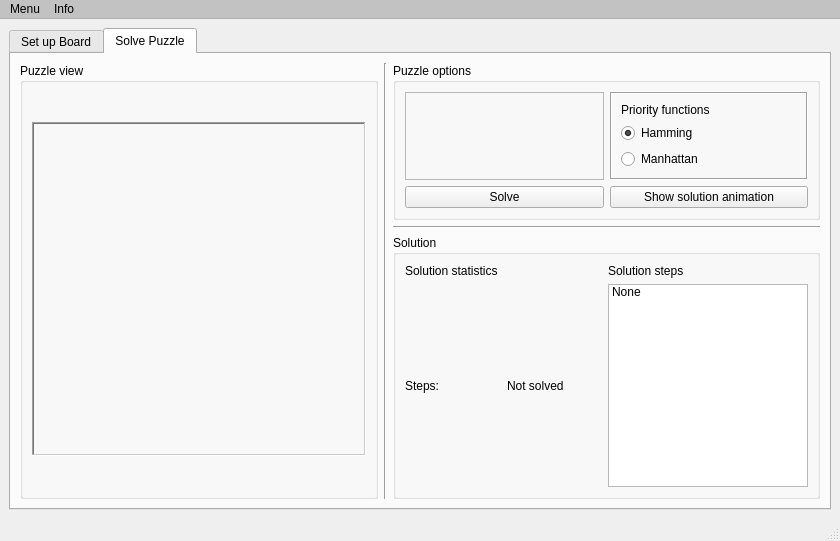
Qt form gui/puzzlesolverstartscreen.ui (mkrakiewicz/PuzzleSolver) before a commit.
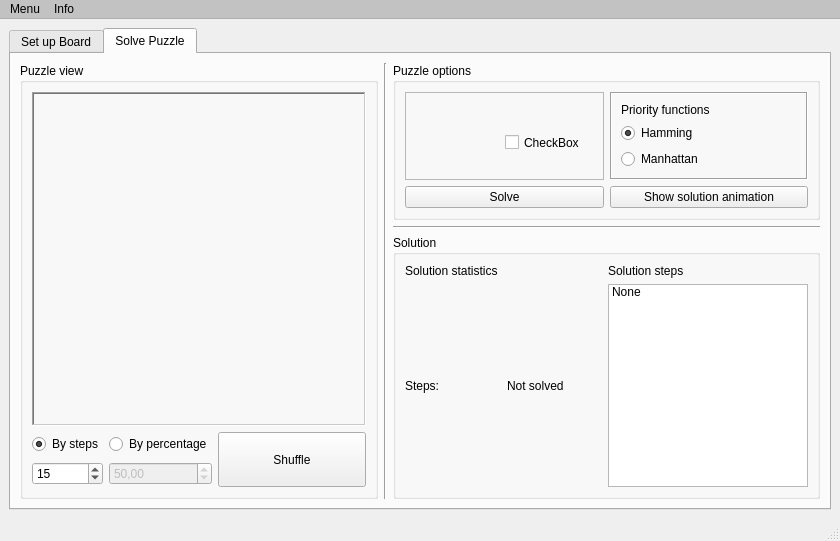
The same form after that commit.

The edit to the form file:
```diff
--- a/gui/puzzlesolverstartscreen.ui
+++ b/gui/puzzlesolverstartscreen.ui
@@ -33,7 +33,7 @@
   </property>
   <widget class="QWidget" name="centralwidget">
    <layout class="QGridLayout" name="gridLayout">
-    <item row="1" column="0">
+    <item row="0" column="0">
      <widget class="QTabWidget" name="tabsMainWindow">
       <property name="enabled">
        <bool>true</bool>
@@ -269,8 +269,8 @@
             <property name="checkable">
              <bool>false</bool>
             </property>
-            <layout class="QGridLayout" name="gridLayout_4">
-             <item row="0" column="0">
+            <layout class="QVBoxLayout" name="verticalLayout_6">
+             <item>
               <widget class="QFrame" name="framePuzzleContainer">
                <property name="enabled">
                 <bool>true</bool>
@@ -304,6 +304,70 @@
                </property>
               </widget>
              </item>
+             <item>
+              <layout class="QGridLayout" name="gridLayout_9">
+               <item row="0" column="0">
+                <layout class="QGridLayout" name="gridLayout_8">
+                 <item row="2" column="2">
+                  <widget class="QSpinBox" name="editShuffleStepNum">
+                   <property name="value">
+                    <number>15</number>
+                   </property>
+                  </widget>
+                 </item>
+                 <item row="1" column="2">
+                  <widget class="QRadioButton" name="radioShuffleSteps">
+                   <property name="text">
+                    <string>By steps</string>
+                   </property>
+                   <property name="checked">
+                    <bool>true</bool>
+                   </property>
+                  </widget>
+                 </item>
+                 <item row="2" column="3">
+                  <widget class="QDoubleSpinBox" name="editShufflePercentage">
+                   <property name="enabled">
+                    <bool>false</bool>
+                   </property>
+                   <property name="suffix">
+                    <string notr="true"/>
+                   </property>
+                   <property name="decimals">
+                    <number>2</number>
+                   </property>
+                   <property name="singleStep">
+                    <double>1.500000000000000</double>
+                   </property>
+                   <property name="value">
+                    <double>50.000000000000000</double>
+                   </property>
+                  </widget>
+                 </item>
+                 <item row="1" column="3">
+                  <widget class="QRadioButton" name="radioShufflePercentage">
+                   <property name="text">
+                    <string>By percentage</string>
+                   </property>
+                  </widget>
+                 </item>
+                </layout>
+               </item>
+               <item row="0" column="1">
+                <widget class="QPushButton" name="buttonShuffle">
+                 <property name="sizePolicy">
+                  <sizepolicy hsizetype="Minimum" vsizetype="MinimumExpanding">
+                   <horstretch>0</horstretch>
+                   <verstretch>0</verstretch>
+                  </sizepolicy>
+                 </property>
+                 <property name="text">
+                  <string>Shuffle</string>
+                 </property>
+                </widget>
+               </item>
+              </layout>
+             </item>
             </layout>
            </widget>
           </item>
@@ -369,6 +433,19 @@
                  <property name="frameShadow">
                   <enum>QFrame::Raised</enum>
                  </property>
+                 <widget class="QCheckBox" name="checkBox">
+                  <property name="geometry">
+                   <rect>
+                    <x>100</x>
+                    <y>40</y>
+                    <width>90</width>
+                    <height>21</height>
+                   </rect>
+                  </property>
+                  <property name="text">
+                   <string>CheckBox</string>
+                  </property>
+                 </widget>
                 </widget>
                </item>
                <item row="1" column="1">
```
Left out of the diff: 31 changed lines with no effect on the pictures.
